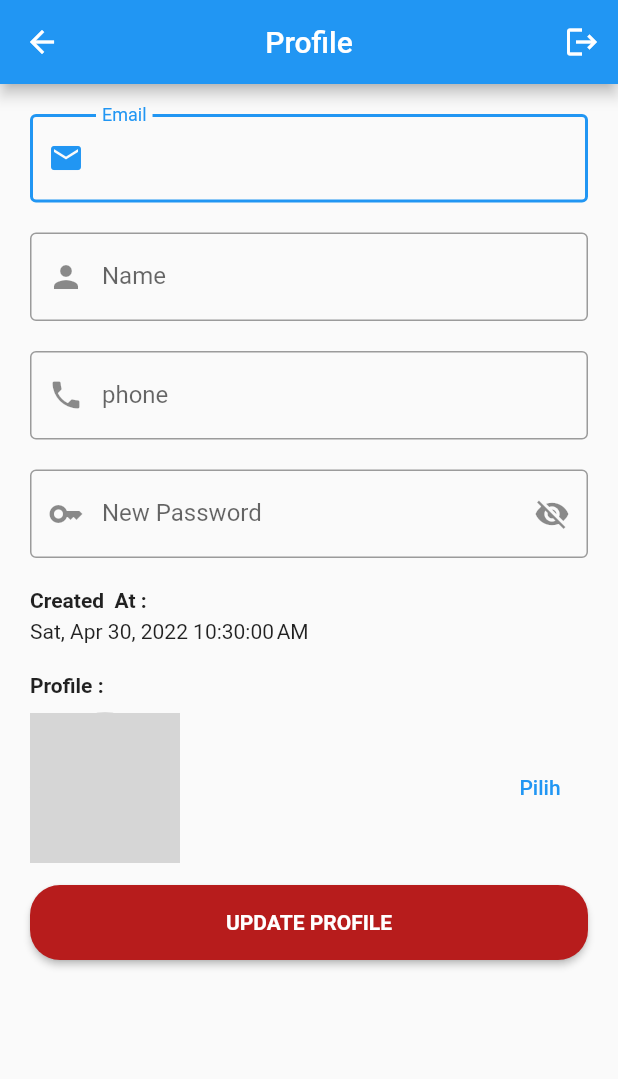
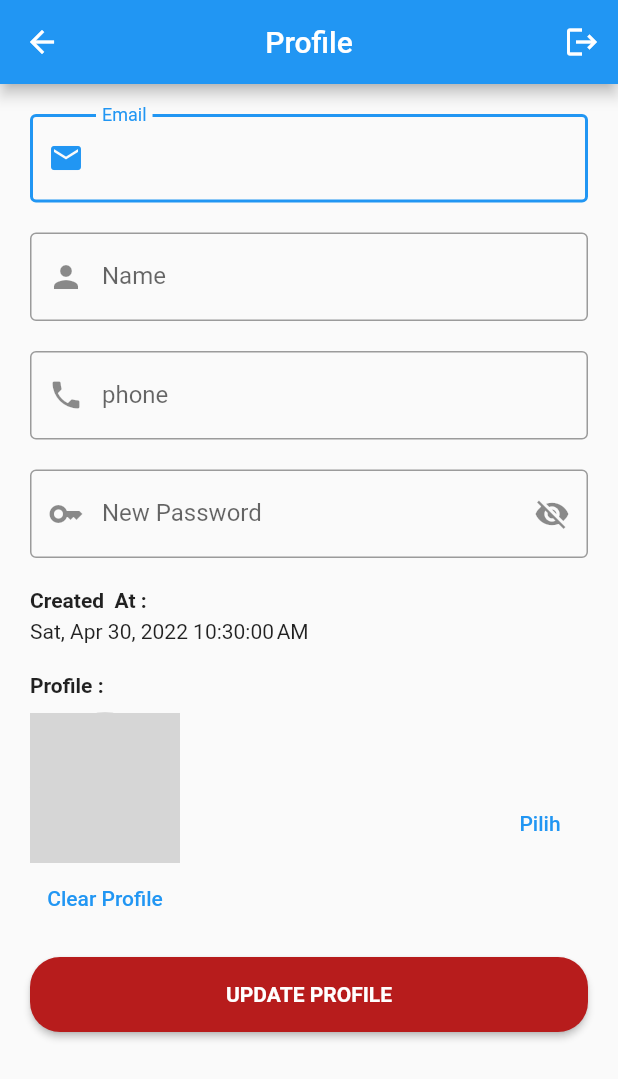
Before and after one commit to angular403/latihan_firebase, a Flutter app: the ProfileView screen opened by its route, on a phone screen of 412 x 824 dp. Shown: the top 1079 px of the screen. Run offline on Flutter 3.47's test engine with Material 2 defaults, Android fonts, the light colour scheme and no system bars; our stand-ins replace cloud_firestore, firebase_auth, firebase_core, firebase_storage, get, get_storage and 1 more; accounts and stored records are empty; network calls fail; grey boxes are pictures that could not be loaded.

Commit message:
update profile and finish project

```diff
--- a/lib/app/modules/profile/controllers/profile_controller.dart
+++ b/lib/app/modules/profile/controllers/profile_controller.dart
@@ -12,6 +12,7 @@ import 'package:firebase_storage/firebase_storage.dart' as s;
 class ProfileController extends GetxController {
   RxBool isLoading = false.obs;
   RxBool isHidden = true.obs;
+  RxBool profile = false.obs;
   TextEditingController nameC = TextEditingController();
   TextEditingController emailC = TextEditingController();
   TextEditingController phoneC = TextEditingController();
@@ -40,6 +41,23 @@ class ProfileController extends GetxController {
     update();
   }
 
+  // clear profile
+  void clearProfile() async {
+    try {
+      String uid = auth.currentUser!.uid;
+      await firestore.collection("users").doc(uid).update({
+        "profile": FieldValue.delete(),
+      });
+      Get.back();
+      profile.value = false;
+      update();
+    } catch (e) {
+      isLoading.value = false;
+      print(e);
+      Get.snackbar("TERJADI KESALAHAN", "TIDAK DAPAT MENGHAPUS PROFILE");
+    }
+  }
+
   // void logout
   void logout() async {
     try {
@@ -57,6 +75,8 @@ class ProfileController extends GetxController {
       String uid = auth.currentUser!.uid;
       DocumentSnapshot<Map<String, dynamic>> docUser =
           await firestore.collection("users").doc(uid).get();
+
+      profile.value = true;
       return docUser.data();
     } catch (e) {
       print(e);
@@ -83,11 +103,11 @@ class ProfileController extends GetxController {
               .ref("$uid")
               .child("profile.$ext")
               .putFile(File(image!.path));
-          String profileUrl = await storage.ref("$uid").child("profile.$ext").getDownloadURL();
-                  await firestore.collection("users").doc(uid).update({
-          "profile": profileUrl,
-
-        });
+          String profileUrl =
+              await storage.ref("$uid").child("profile.$ext").getDownloadURL();
+          await firestore.collection("users").doc(uid).update({
+            "profile": profileUrl,
+          });
         }
 
         if (passC.text.isNotEmpty) {
--- a/lib/app/modules/profile/views/profile_view.dart
+++ b/lib/app/modules/profile/views/profile_view.dart
@@ -140,8 +140,10 @@ class ProfileView extends GetView<ProfileController> {
                                   ),
                                 ],
                               )
-                            : snapshot.data?["profile"] != null
-                                ? Container(
+                            : snapshot.data?["profile"] != null && c.profile.isTrue
+                                ? Column(
+                                    children: [
+                                      Container(
                                         width: 100,
                                         height: 100,
                                         decoration: BoxDecoration(
@@ -150,8 +152,31 @@ class ProfileView extends GetView<ProfileController> {
                                             color: Colors.grey[400],
                                             image: DecorationImage(
                                                 fit: BoxFit.cover,
-                                            image: NetworkImage(
-                                                snapshot.data!["profile"]))),
+                                                image: NetworkImage(snapshot
+                                                    .data!["profile"]))),
+                                      ),
+                                      TextButton(
+                                        onPressed: () {
+                                          Get.defaultDialog(
+                                            title: "Hapus Profil ?",
+                                            middleText:
+                                                "Apakah kamu yakin ingin menghapus foto profil ?",
+                                            actions: [
+                                              OutlinedButton(
+                                                onPressed: () => Get.back(),
+                                                child: Text("CANCEL"),
+                                              ),
+                                              ElevatedButton(
+                                                onPressed: () =>
+                                                    c.clearProfile(),
+                                                child: Text("YES"),
+                                              ),
+                                            ],
+                                          );
+                                        },
+                                        child: Text("Clear Profile"),
+                                      ),
+                                    ],
                                   )
                                 : Text("Belum Ada Profile"),
                         TextButton(
```
Lines whose indentation alone changed are shown as unchanged.
